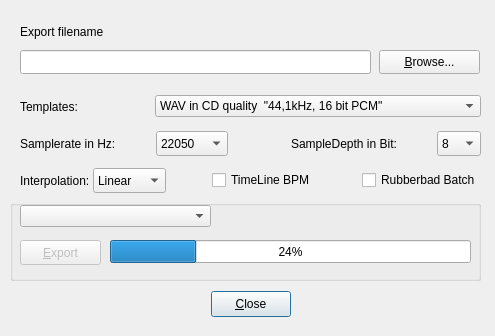
Above: src/gui/src/UI/ExportSongDialog_UI.ui from hydrogen-music/hydrogen before the change. Below: the same form after it.
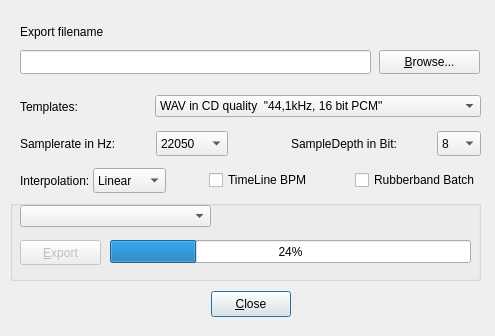
That is the form after the change.

Commit message: A quick typo and grammar fix for user-visible messages

What changed in the file:
```diff
--- a/src/gui/src/UI/ExportSongDialog_UI.ui
+++ b/src/gui/src/UI/ExportSongDialog_UI.ui
@@ -526,7 +526,7 @@
        <string>Enable use of rubberband batch processor</string>
       </property>
       <property name="text">
-       <string>Rubberbad Batch</string>
+       <string>Rubberband Batch</string>
       </property>
      </widget>
     </item>
```
Left out of the diff: 2 changed lines with no effect on the pictures.
